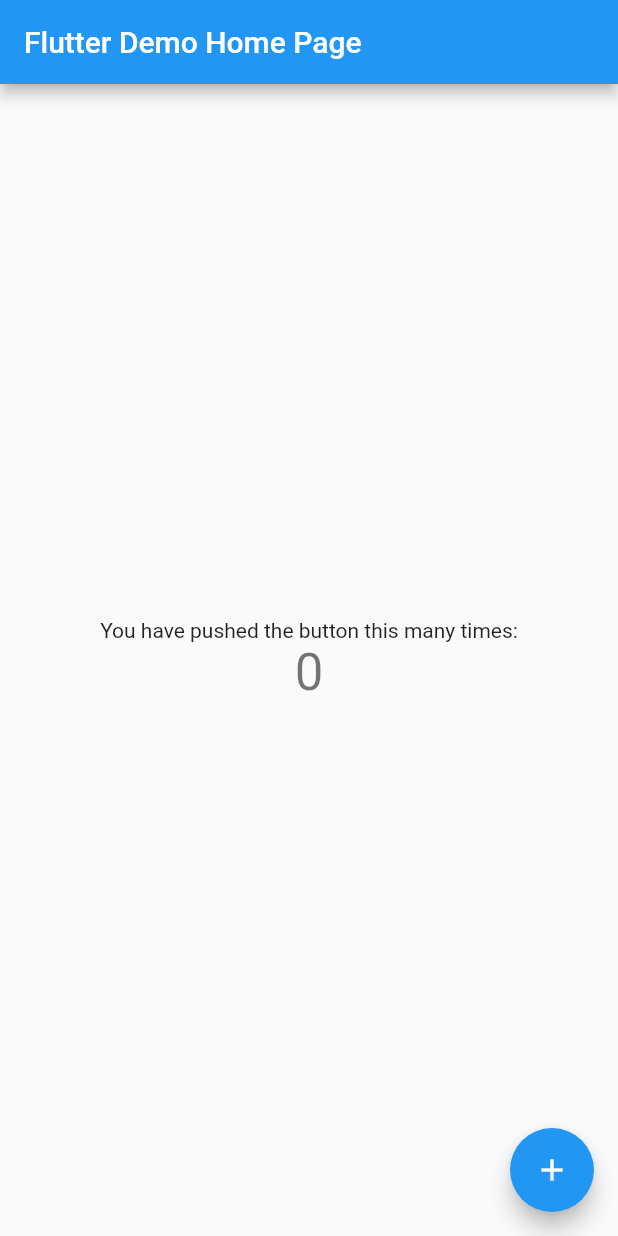
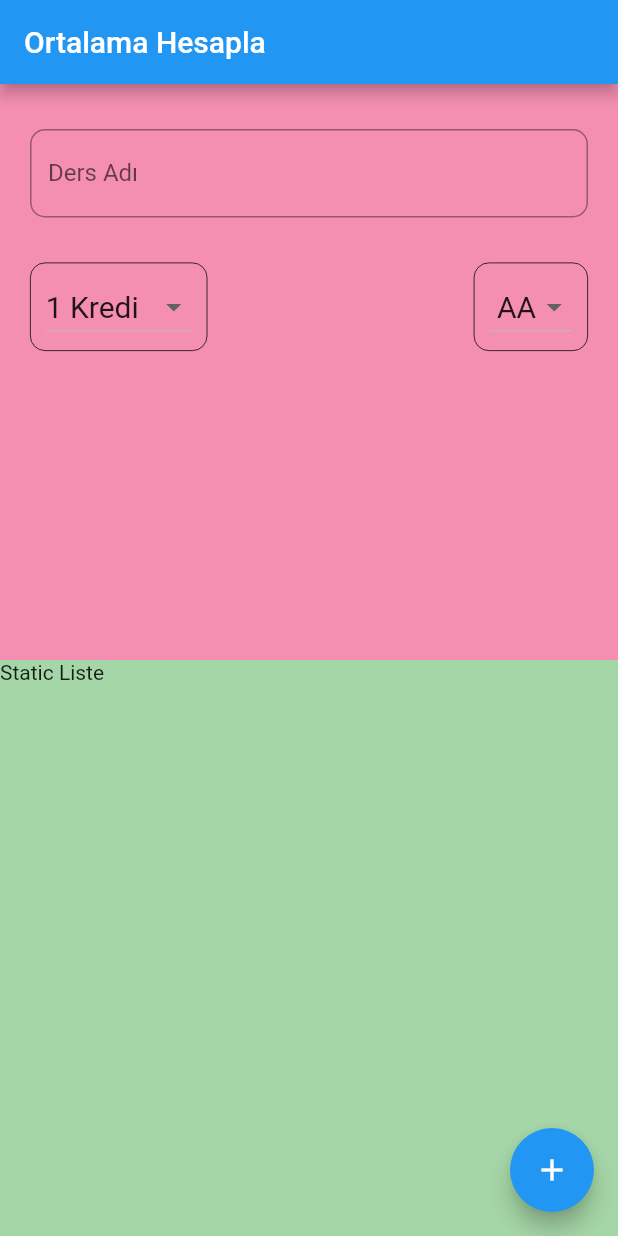
Before and after one commit to enesbiyyik/not_hesaplayici, a Flutter app: the screen it shows after launch, on a phone screen of 412 x 824 dp. Run offline on Flutter 3.47's test engine with Material 2 defaults, Android fonts, the phone set to English and light mode, and no system bars.

Commit message:
26.05.2020

```diff
--- a/lib/main.dart
+++ b/lib/main.dart
@@ -5,113 +5,136 @@ void main() {
 }
 
 class MyApp extends StatelessWidget {
-  // This widget is the root of your application.
   @override
   Widget build(BuildContext context) {
     return MaterialApp(
+      debugShowCheckedModeBanner: false,
       title: 'Flutter Demo',
       theme: ThemeData(
-        // This is the theme of your application.
-        //
-        // Try running your application with "flutter run". You'll see the
-        // application has a blue toolbar. Then, without quitting the app, try
-        // changing the primarySwatch below to Colors.green and then invoke
-        // "hot reload" (press "r" in the console where you ran "flutter run",
-        // or simply save your changes to "hot reload" in a Flutter IDE).
-        // Notice that the counter didn't reset back to zero; the application
-        // is not restarted.
         primarySwatch: Colors.blue,
-        // This makes the visual density adapt to the platform that you run
-        // the app on. For desktop platforms, the controls will be smaller and
-        // closer together (more dense) than on mobile platforms.
         visualDensity: VisualDensity.adaptivePlatformDensity,
       ),
-      home: MyHomePage(title: 'Flutter Demo Home Page'),
+      home: MyHomePage(),
     );
   }
 }
 
 class MyHomePage extends StatefulWidget {
-  MyHomePage({Key key, this.title}) : super(key: key);
-
-  // This widget is the home page of your application. It is stateful, meaning
-  // that it has a State object (defined below) that contains fields that affect
-  // how it looks.
-
-  // This class is the configuration for the state. It holds the values (in this
-  // case the title) provided by the parent (in this case the App widget) and
-  // used by the build method of the State. Fields in a Widget subclass are
-  // always marked "final".
-
-  final String title;
-
   @override
   _MyHomePageState createState() => _MyHomePageState();
 }
 
 class _MyHomePageState extends State<MyHomePage> {
-  int _counter = 0;
 
-  void _incrementCounter() {
-    setState(() {
-      // This call to setState tells the Flutter framework that something has
-      // changed in this State, which causes it to rerun the build method below
-      // so that the display can reflect the updated values. If we changed
-      // _counter without calling setState(), then the build method would not be
-      // called again, and so nothing would appear to happen.
-      _counter++;
-    });
-  }
+  String dersAdi;
+  int dersKredi = 1;
+  double dersHarfDegeri = 4;
 
   @override
   Widget build(BuildContext context) {
-    // This method is rerun every time setState is called, for instance as done
-    // by the _incrementCounter method above.
-    //
-    // The Flutter framework has been optimized to make rerunning build methods
-    // fast, so that you can just rebuild anything that needs updating rather
-    // than having to individually change instances of widgets.
     return Scaffold(
       appBar: AppBar(
-        // Here we take the value from the MyHomePage object that was created by
-        // the App.build method, and use it to set our appbar title.
-        title: Text(widget.title),
+        title: Text("Ortalama Hesapla"),
       ),
-      body: Center(
-        // Center is a layout widget. It takes a single child and positions it
-        // in the middle of the parent.
+      floatingActionButton: FloatingActionButton(onPressed: (){
+
+      },
+        child: Icon(Icons.add),),
+      body: uygulamaGovdesi(),
+    );
+  }
+
+  Widget uygulamaGovdesi() {
+    return Container(
       child: Column(
-          // Column is also a layout widget. It takes a list of children and
-          // arranges them vertically. By default, it sizes itself to fit its
-          // children horizontally, and tries to be as tall as its parent.
-          //
-          // Invoke "debug painting" (press "p" in the console, choose the
-          // "Toggle Debug Paint" action from the Flutter Inspector in Android
-          // Studio, or the "Toggle Debug Paint" command in Visual Studio Code)
-          // to see the wireframe for each widget.
-          //
-          // Column has various properties to control how it sizes itself and
-          // how it positions its children. Here we use mainAxisAlignment to
-          // center the children vertically; the main axis here is the vertical
-          // axis because Columns are vertical (the cross axis would be
-          // horizontal).
-          mainAxisAlignment: MainAxisAlignment.center,
+        crossAxisAlignment: CrossAxisAlignment.stretch,
         children: <Widget>[
-            Text(
-              'You have pushed the button this many times:',
+          Expanded(
+            child: Container(
+              padding: EdgeInsets.fromLTRB(20, 30, 20, 10),
+              color: Colors.pink.shade200,
+              child: Form(
+                child: Column(
+                  children: <Widget>[
+                    TextFormField(
+                      onSaved: (kaydedilecek){
+                        dersAdi = kaydedilecek;
+                      },
+                      validator: (girilenDeger){
+                        if (girilenDeger.length > 0) return null;
+                        else return "Ders Adı boş bırakılamaz";
+                      },
+                      decoration: InputDecoration(
+                        labelText: "Ders Adı",
+                        hintText: "Ders Adını Giriniz",
+                        border: OutlineInputBorder(borderRadius: BorderRadius.all(Radius.circular(10))),
                       ),
-            Text(
-              '$_counter',
-              style: Theme.of(context).textTheme.headline4,
+                    ),
+                    SizedBox(height: 30,),
+                    Row(
+                      mainAxisAlignment: MainAxisAlignment.spaceBetween,
+                      children: <Widget>[
+                        Container(
+                          child: DropdownButton<int>(items: dersKredileri(), value: dersKredi, onChanged: (secilenKredi){
+                            setState(() {
+                              dersKredi = secilenKredi;
+                            });
+                          },),
+                          padding: EdgeInsets.symmetric(horizontal: 10, vertical: 5),
+                          decoration: BoxDecoration(
+                            border: Border.all(width: 0.5),
+                            borderRadius: BorderRadius.all(Radius.circular(10)),
+                          ),
+                        ),
+                        Container(
+                          child: DropdownButton<double>(items: dersHarfDegerleri(), value: dersHarfDegeri , onChanged: (secilenHarf){
+                            setState(() {
+                              dersHarfDegeri = secilenHarf;
+                            });
+                          }),
+                          padding: EdgeInsets.symmetric(horizontal: 10, vertical: 5),
+                          decoration: BoxDecoration(
+                            border: Border.all(width: 0.5),
+                            borderRadius: BorderRadius.all(Radius.circular(10)),
+                          ),
+                        ),
+                      ],
                     ),
                   ],
                 ),
               ),
-      floatingActionButton: FloatingActionButton(
-        onPressed: _incrementCounter,
-        tooltip: 'Increment',
-        child: Icon(Icons.add),
-      ), // This trailing comma makes auto-formatting nicer for build methods.
+            ),
+          ),
+          Expanded(
+            child: Container(
+              color: Colors.green.shade200,
+              child: Text("Static Liste"),
+            ),
+          ),
+        ],
+      ),
     );
   }
+
+  List<DropdownMenuItem<int>> dersKredileri() {
+    List<DropdownMenuItem<int>> krediler = [];
+    for(int i = 1; i <= 10; i++){
+      krediler.add(DropdownMenuItem<int>(child: Text("$i Kredi", style: TextStyle(fontSize: 20),), value: i,));
     }
+    return krediler;
+  }
+
+  List<DropdownMenuItem<double>> dersHarfDegerleri() {
+    List<DropdownMenuItem<double>> harfler = [];
+    harfler.add(DropdownMenuItem(child: Text(" AA", style: TextStyle(fontSize: 20),), value: 4,),);
+    harfler.add(DropdownMenuItem(child: Text(" BA", style: TextStyle(fontSize: 20),), value: 3.5,),);
+    harfler.add(DropdownMenuItem(child: Text(" BB", style: TextStyle(fontSize: 20),), value: 3,),);
+    harfler.add(DropdownMenuItem(child: Text(" CB", style: TextStyle(fontSize: 20),), value: 2.5,),);
+    harfler.add(DropdownMenuItem(child: Text(" CC", style: TextStyle(fontSize: 20),), value: 2,),);
+    harfler.add(DropdownMenuItem(child: Text(" DC", style: TextStyle(fontSize: 20),), value: 1.5,),);
+    harfler.add(DropdownMenuItem(child: Text(" DD", style: TextStyle(fontSize: 20),), value: 1,),);
+    harfler.add(DropdownMenuItem(child: Text(" FF", style: TextStyle(fontSize: 20),), value: 0,),);
+
+    return harfler;
+  }
+}
```
Lines whose indentation alone changed are shown as unchanged.
